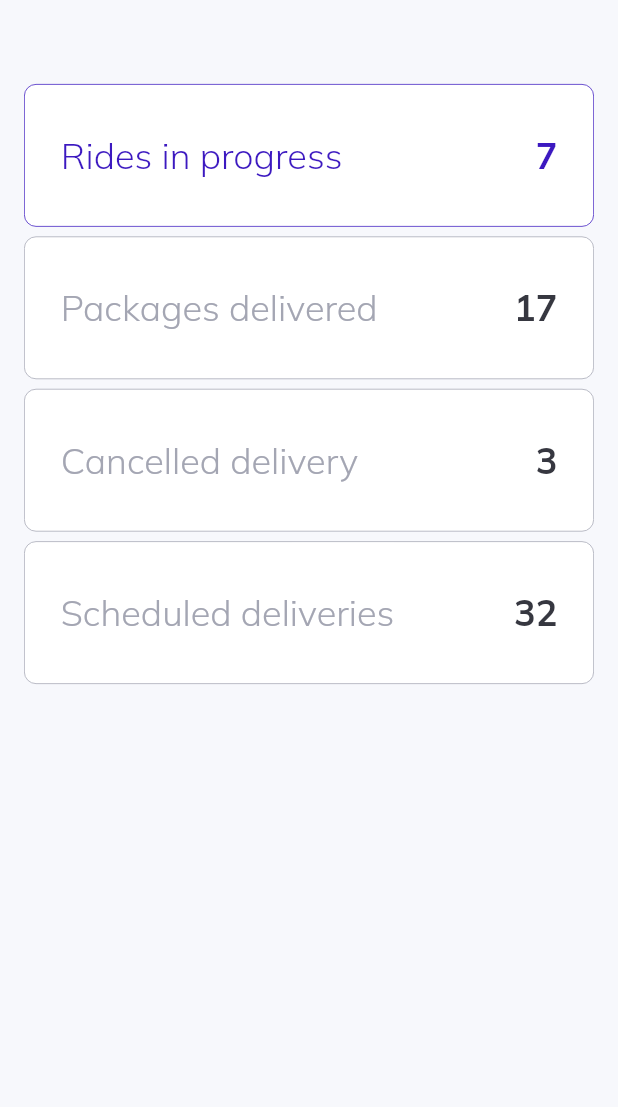
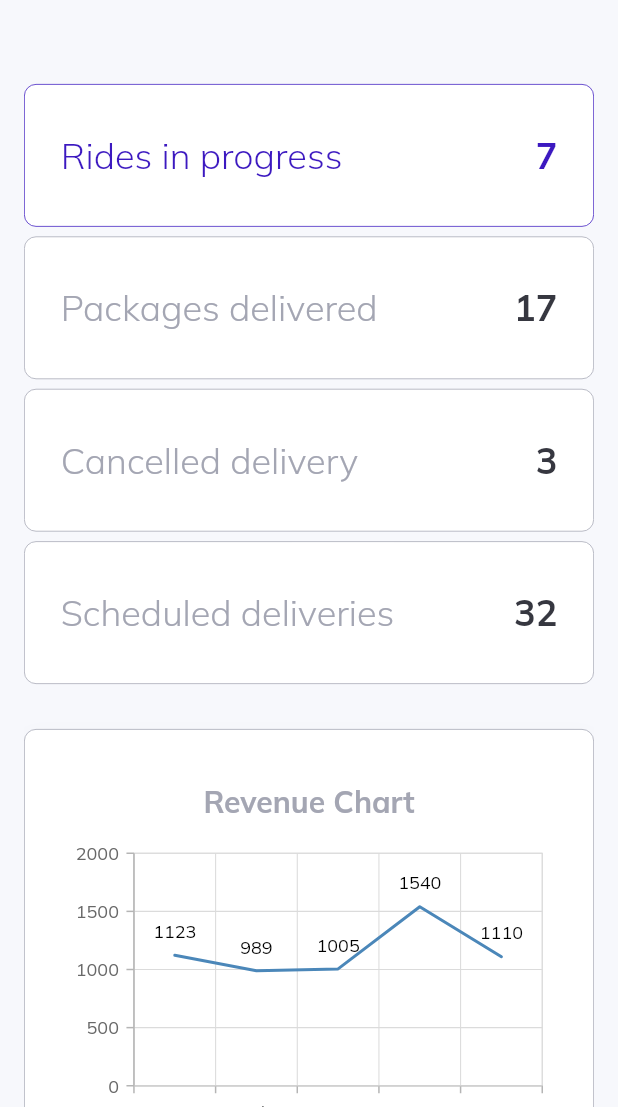
Before and after one commit to thegera4/web_admin_dashboard_flutter, a Flutter app: the screen it shows after launch, on a phone screen of 412 x 824 dp, the part 129-1236 px from its top. Run offline on Flutter 3.47's test engine with Material 2 defaults, Android fonts, the phone set to English and light mode, and no system bars; our stand-ins replace get, google_fonts, syncfusion_flutter_charts; missing offline and left inert: adaptive_scrollbar.

Commit message:
feat: chart and data table added

```diff
--- a/lib/pages/overview/overview.dart
+++ b/lib/pages/overview/overview.dart
@@ -1,9 +1,11 @@
 import 'package:admin_dashboard/constants/controllers.dart';
 import 'package:admin_dashboard/helpers/responsiveness.dart';
+import 'package:admin_dashboard/pages/overview/widgets/available_drivers.dart';
 import 'package:admin_dashboard/pages/overview/widgets/cards_large.dart';
 import 'package:admin_dashboard/pages/overview/widgets/cards_medium.dart';
 import 'package:admin_dashboard/pages/overview/widgets/cards_small.dart';
-import 'package:admin_dashboard/pages/overview/widgets/chart.dart';
+import 'package:admin_dashboard/pages/overview/widgets/revenue_section_large.dart';
+import 'package:admin_dashboard/pages/overview/widgets/revenue_section_small.dart';
 import 'package:admin_dashboard/widgets/custom_text.dart';
 import 'package:flutter/material.dart';
 import 'package:get/get.dart';
@@ -39,6 +41,15 @@ class OverviewPage extends StatelessWidget {
               if (ResponsiveWidget.isSmallScreen(context) ||
                   ResponsiveWidget.isMediumScreen(context))
                 const OverviewCardsSmallScreen(),
+
+              if(!ResponsiveWidget.isSmallScreen(context))
+                const RevenueSectionLarge(),
+              if(ResponsiveWidget.isSmallScreen(context))
+                const RevenueSectionSmall(),
+
+               const AvailableDriversTable(),
+
+
             ]
           )
         ),
--- a/lib/pages/overview/widgets/chart.dart
+++ b/lib/pages/overview/widgets/chart.dart
@@ -6,33 +6,30 @@ class Chart extends StatelessWidget {
 
   @override
   Widget build(BuildContext context) {
-        final List<SalesData> chartData = [
-            SalesData(2010, 35),
-            SalesData(2011, 28),
-            SalesData(2012, 34),
-            SalesData(2013, 32),
-            SalesData(2014, 40)
-        ];
-        return Scaffold(
-            body: Center(
+    return Center(
             child: SfCartesianChart(
-                    primaryXAxis: DateTimeAxis(),
+                    primaryXAxis: CategoryAxis(),
                     series: <ChartSeries>[
-                        // Renders line chart
-                        LineSeries<SalesData, int>(
-                            dataSource: chartData,
-                            xValueMapper: (SalesData sales, _) => sales.year,
-                            yValueMapper: (SalesData sales, _) => sales.sales
+                      LineSeries<SalesData, String>(
+                        dataSource: <SalesData>[
+                          SalesData('Jan', 1123),
+                          SalesData('Feb', 989),
+                          SalesData('Mar', 1005),
+                          SalesData('Apr', 1540),
+                          SalesData('May', 1110),
+                        ],
+                        xValueMapper: (SalesData sales, _) => sales.month,
+                        yValueMapper: (SalesData sales, _) => sales.sales,
+                        dataLabelSettings: const DataLabelSettings(isVisible: true)
                       )
-                    ]
-                )
-            )
+                    ],
+                  ),
         );
   }
 }
 
 class SalesData {
-        SalesData(this.year, this.sales);
-        final int year;
+  SalesData(this.month, this.sales);
+  final String month;
   final double sales;
 }
--- /dev/null
+++ b/lib/pages/overview/widgets/revenue_section_small.dart
@@ -0,0 +1,83 @@
+import 'package:flutter/material.dart';
+import 'package:admin_dashboard/constants/style.dart';
+import 'package:admin_dashboard/pages/overview/widgets/chart.dart';
+import 'package:admin_dashboard/pages/overview/widgets/revenue_info.dart';
+import 'package:admin_dashboard/widgets/custom_text.dart';
+
+class RevenueSectionSmall extends StatelessWidget {
+  const RevenueSectionSmall({super.key});
+
+  @override
+  Widget build(BuildContext context) {
+    return  Container(
+                padding: const EdgeInsets.all(24),
+                margin: const EdgeInsets.symmetric(vertical: 30),
+                decoration: BoxDecoration(
+                  color: Colors.white,
+                  borderRadius: BorderRadius.circular(8),
+                  boxShadow: [
+                    BoxShadow(
+                        offset: const Offset(0, 6),
+                        color: lightGray.withOpacity(.1),
+                        blurRadius: 12)
+                  ],
+                  border: Border.all(color: lightGray, width: .5),
+                ),
+                child: Column(
+                  children: [
+                    SizedBox(
+                      height: 260,
+                      child: Column(
+                        mainAxisAlignment: MainAxisAlignment.spaceEvenly,
+                        children: [
+                          CustomText(
+                            text: "Revenue Chart",
+                            size: 20,
+                            weight: FontWeight.bold,
+                            color: lightGray,
+                          ),
+                          const SizedBox(
+                              width: 600,
+                              height: 200,
+                              child: Chart()
+                          ),
+                        ],
+                      ),
+                    ),
+                    SizedBox(
+                      height: 260,
+                      child: Column(
+                        mainAxisAlignment: MainAxisAlignment.spaceEvenly,
+                        children: [
+                          Row(
+                            children: const [
+                              RevenueInfo(
+                                title: "Today's revenue",
+                                amount: "230",
+                              ),
+                              RevenueInfo(
+                                title: "Last 7 days",
+                                amount: "1,100",
+                              ),
+                            ],
+                          ),
+                          Row(
+                            children: const [
+                              RevenueInfo(
+                                title: "Last 30 days",
+                                amount: "3,230",
+                              ),
+                              RevenueInfo(
+                                title: "Last 12 months",
+                                amount: "11,300",
+                              ),
+                            ],
+                          ),
+                        ],
+                      ),
+                    ),
+                  ],
+                ),
+              );
+  }
+}
--- a/pubspec.yaml
+++ b/pubspec.yaml
@@ -34,7 +34,7 @@ dependencies:
   get: ^4.6.5
   google_fonts: ^4.0.3
   syncfusion_flutter_charts: ^20.4.49
-  data_table_2: ^2.0.3
+  adaptive_scrollbar: ^2.1.2
 
 
   # The following adds the Cupertino Icons font to your application.
```
Also changed, not shown: lib/pages/overview/widgets/available_drivers.dart (added, +128 -0 lines), lib/pages/overview/widgets/revenue_info.dart (added, +38 -0 lines), lib/pages/overview/widgets/revenue_section_large.dart (added, +83 -0 lines), pubspec.lock. Lines whose indentation alone changed are shown as unchanged.
